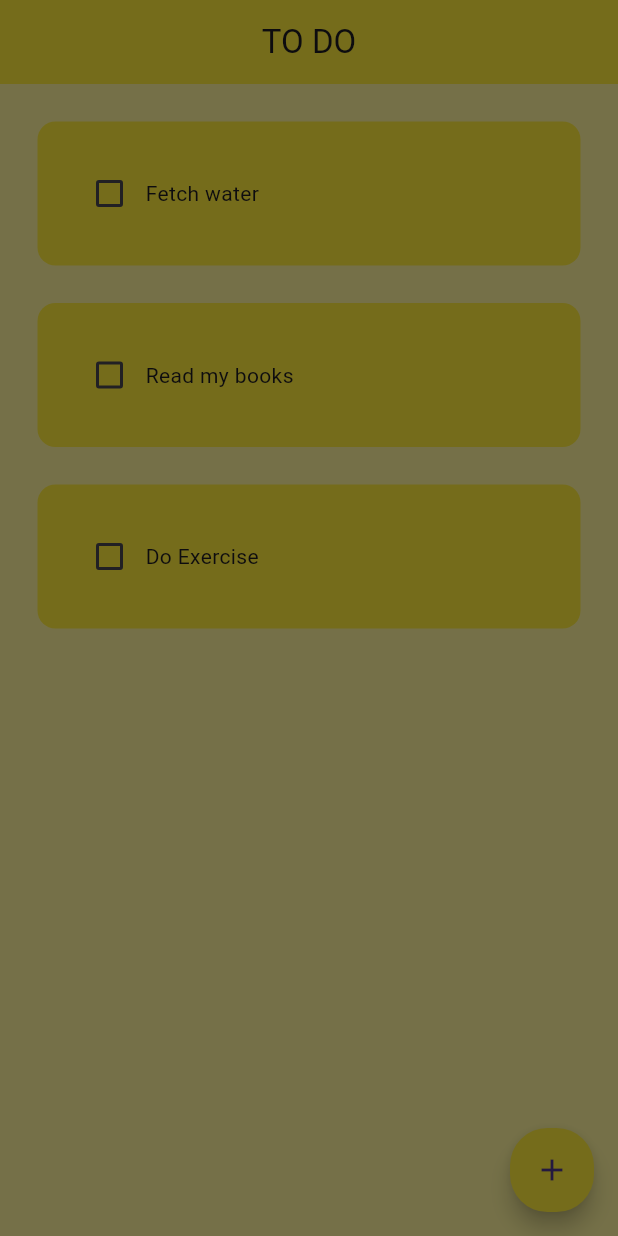
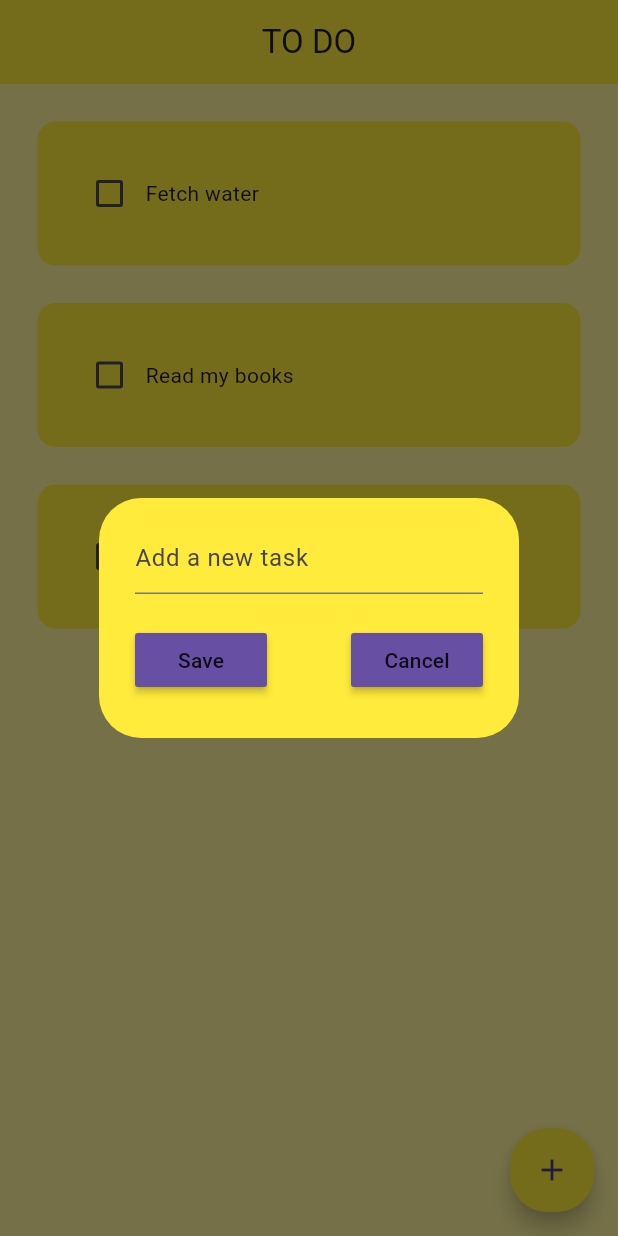
Before and after one commit to shallom-dot/My_to_do_app, a Flutter app: the screen it shows after launch, after a tap on the "add" icon, on a phone screen of 412 x 824 dp. Run offline on Flutter 3.47's test engine with Material 3 defaults, Android fonts, the light colour scheme and no system bars.

Commit message:
dialog box

```diff
--- a/lib/pages/home_page.dart
+++ b/lib/pages/home_page.dart
@@ -1,4 +1,5 @@
 import 'package:flutter/material.dart';
+import 'package:taskk/utilities/dialog_box.dart';
 import 'package:taskk/utilities/to_do_tile.dart';
 
 class Homepage extends StatefulWidget {
@@ -24,7 +25,7 @@ class _HomepageState extends State<Homepage> {
   //creat a new task
   void createNewTask() {
     showDialog(context: context, builder: (context){
-      return AlertDialog();
+      return DialogBox();
     },
     );
   }
--- a/lib/utilities/dialog_box.dart
+++ b/lib/utilities/dialog_box.dart
@@ -0,0 +1,41 @@
+import 'package:flutter/material.dart';
+import 'package:taskk/utilities/my_buttons.dart';
+import 'package:taskk/utilities/dialog_box.dart';
+
+class DialogBox extends StatelessWidget {
+  const DialogBox({super.key});
+
+  @override
+  Widget build(BuildContext context) {
+    return AlertDialog(
+      backgroundColor: Colors.yellow,
+      content: Container(
+        height: 120,
+        child: Column(
+          children: [
+            //get user input
+            const TextField(
+              decoration: InputDecoration(
+                hintText: 'Add a new task'
+              ),
+            ),
+            const SizedBox(
+              height: 20,
+            ),
+            //buttons -> save + cancel
+        Row(
+          mainAxisAlignment: MainAxisAlignment.spaceBetween,
+          children: [
+            //save button
+            MyButton(text: 'Save', onPressed: () {} ),
+
+            //cancel button
+             MyButton(text: 'Cancel', onPressed: () {} ),
+
+          ],)
+          ],
+        ),
+      ),
+    );
+  }
+}
--- /dev/null
+++ b/lib/utilities/my_buttons.dart
@@ -0,0 +1,16 @@
+import 'package:flutter/material.dart';
+
+class MyButton extends StatelessWidget {
+  final String text;
+  VoidCallback onPressed;
+   MyButton({super.key, required this.text, required this.onPressed});
+
+  @override
+  Widget build(BuildContext context) {
+    return MaterialButton(
+      onPressed: onPressed,
+      color: Theme.of(context).primaryColor,
+      child: Text(text),
+    );
+  }
+}
```
